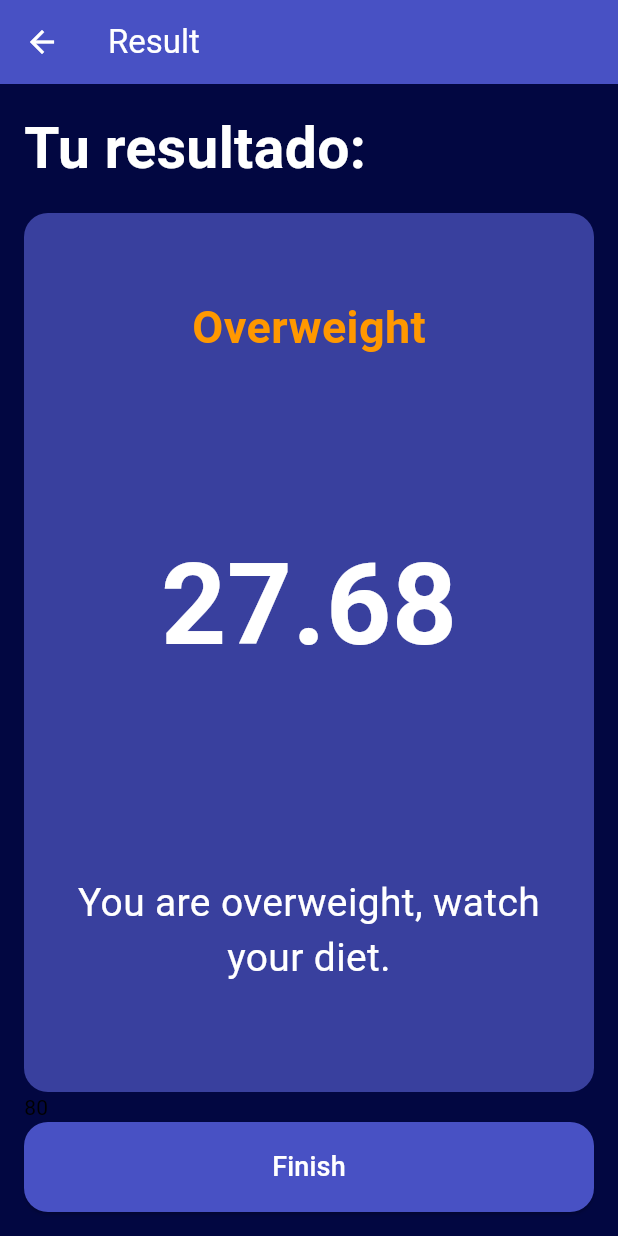
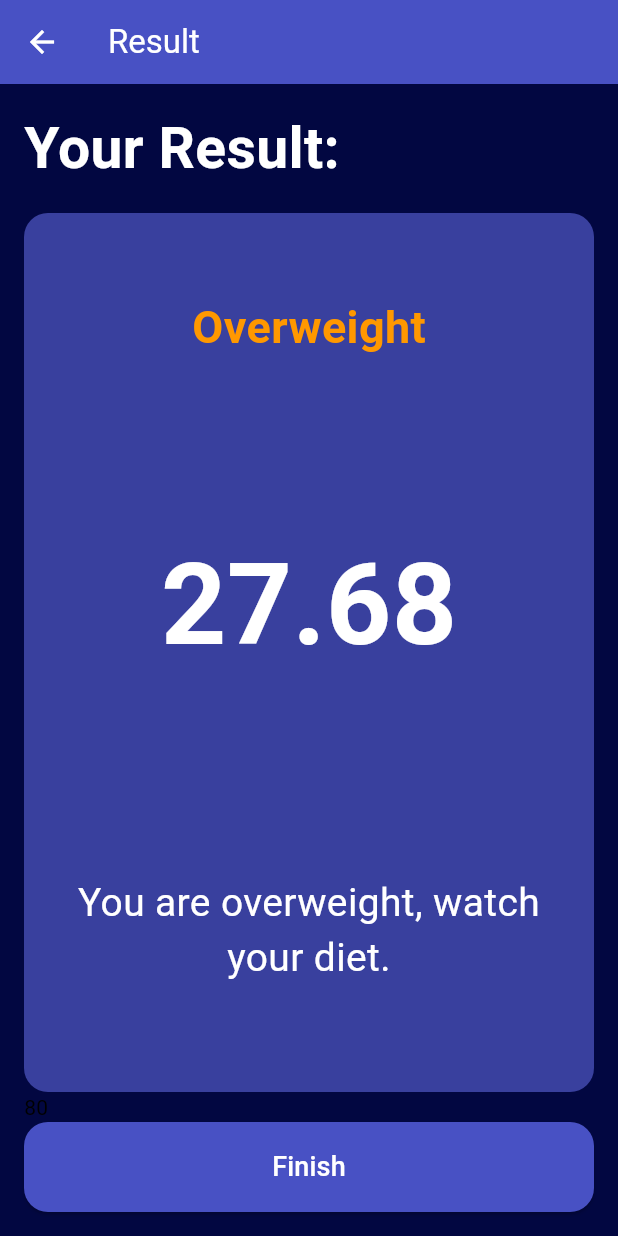
Before and after one commit to Marianvsf/imc_calculator, a Flutter app: the screen it shows after launch, after a tap on "Calculate", on a phone screen of 412 x 824 dp. Run offline on Flutter 3.47's test engine with Material 3 defaults, Android fonts, the phone set to English and light mode, and no system bars.

Commit message:
last commit

```diff
--- a/lib/screens/result.dart
+++ b/lib/screens/result.dart
@@ -26,7 +26,7 @@ class ResultScreen extends StatelessWidget {
       child: Column(
         crossAxisAlignment: CrossAxisAlignment.start,
         children: [
-          Text("Tu resultado:",
+          Text("Your Result:",
               style: TextStyle(
                   color: Colors.white,
                   fontSize: 38,
```
